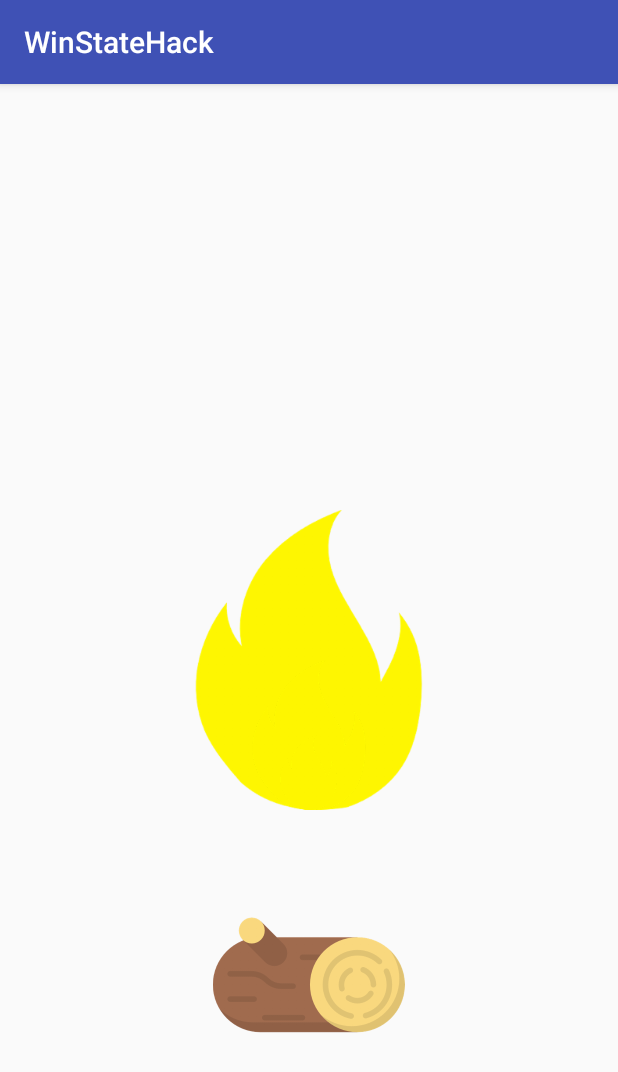
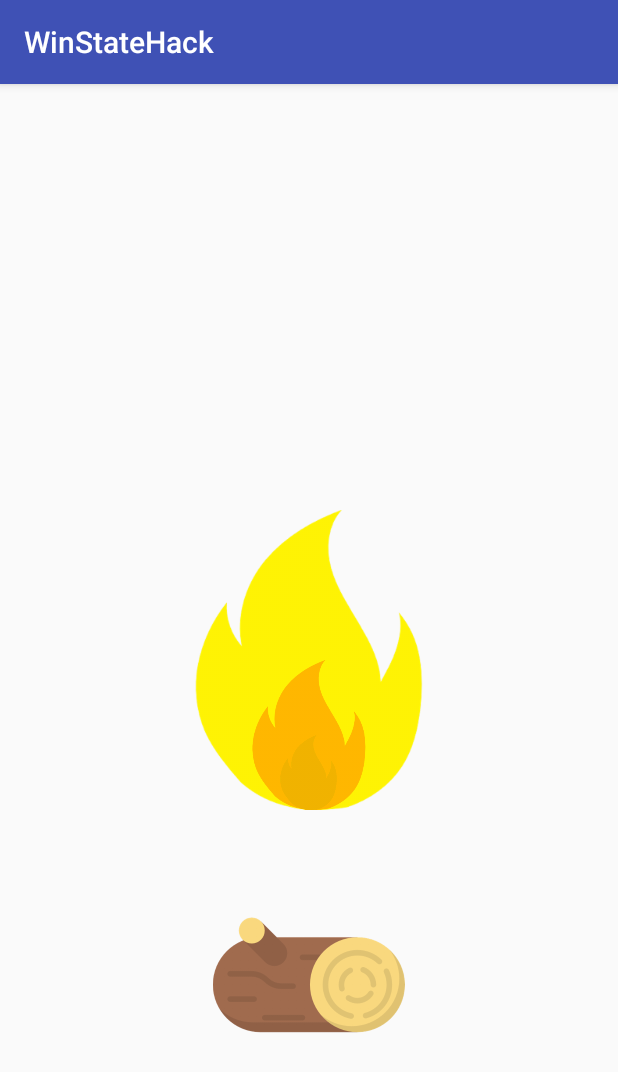
Before and after one commit to Adphi/WinStateHack, an Android app: the first screen one second after launch (Main2Activity), on a phone screen of 412 x 824 dp. Shown: the top 1072 px of the screen. Run offline under Robolectric (Android 15) with nearby library versions, the phone set to English and light mode, and no system bars.

Commit message:
added start delay on imageview animation

```diff
--- a/app/src/main/java/fr/wcs/winstatehack/Main2Activity.java
+++ b/app/src/main/java/fr/wcs/winstatehack/Main2Activity.java
@@ -22,16 +22,19 @@ public class Main2Activity extends AppCompatActivity {
         setContentView(R.layout.activity_main2);
 
         mFlameGrand = findViewById(R.id.flamegrand);
+        mFlameGrand.getDrawable().setColorFilter(getResources().getColor(android.R.color.holo_orange_light),PorterDuff.Mode.MULTIPLY);
         mFlameMoyen = findViewById(R.id.flameMoyen);
+        mFlameGrand.getDrawable().setColorFilter(getResources().getColor(android.R.color.holo_orange_light),PorterDuff.Mode.MULTIPLY);
         mFlamePetit = findViewById(R.id.flamePetit);
+        mFlameGrand.getDrawable().setColorFilter(getResources().getColor(android.R.color.holo_red_light),PorterDuff.Mode.MULTIPLY);
         mBuche = findViewById(R.id.buche);
-        animateImageView(mFlameGrand, android.R.color.holo_orange_light,1000);
-        animateImageView(mFlamePetit, android.R.color.holo_red_dark, 800);
-        animateImageView(mFlameMoyen, android.R.color.holo_orange_dark, 700);
+        animateImageView(mFlameGrand, android.R.color.holo_orange_light,1000, 200);
+        animateImageView(mFlamePetit, android.R.color.holo_red_dark, 1000, 400);
+        animateImageView(mFlameMoyen, android.R.color.holo_orange_dark, 1000, 600);
     }
 
 
-    public void animateImageView(final ImageView v,@ColorRes int color, int duration) {
+    public void animateImageView(final ImageView v,@ColorRes int color, int duration, int delay) {
         final int orange = getResources().getColor(color);
 
         final ValueAnimator colorAnim = ObjectAnimator.ofFloat(0f, 1f);
@@ -45,6 +48,7 @@ public class Main2Activity extends AppCompatActivity {
         });
 
         colorAnim.setDuration(duration);
+        colorAnim.setStartDelay(delay);
         colorAnim.setRepeatMode(ValueAnimator.REVERSE);
         colorAnim.setRepeatCount(-1);
         colorAnim.start();
```
